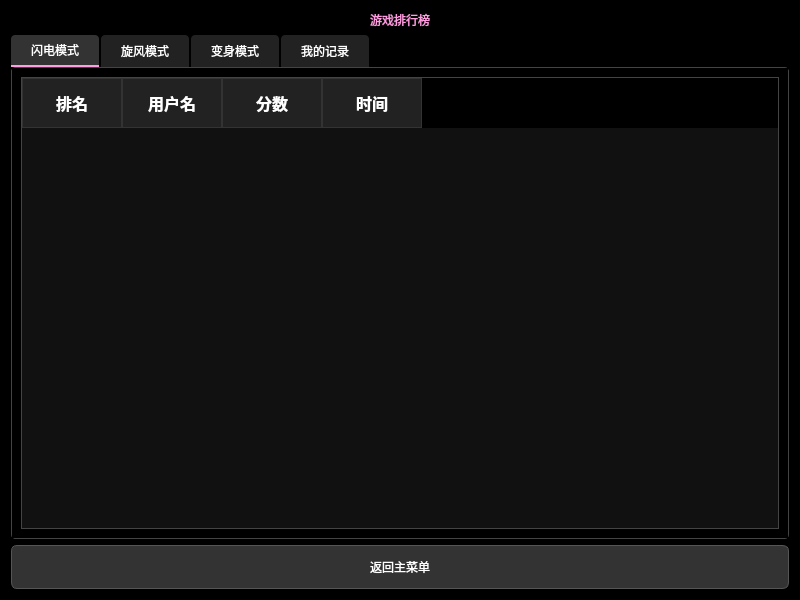
X-Hbin/game_xxl, file rankpage.ui: the form before one commit.
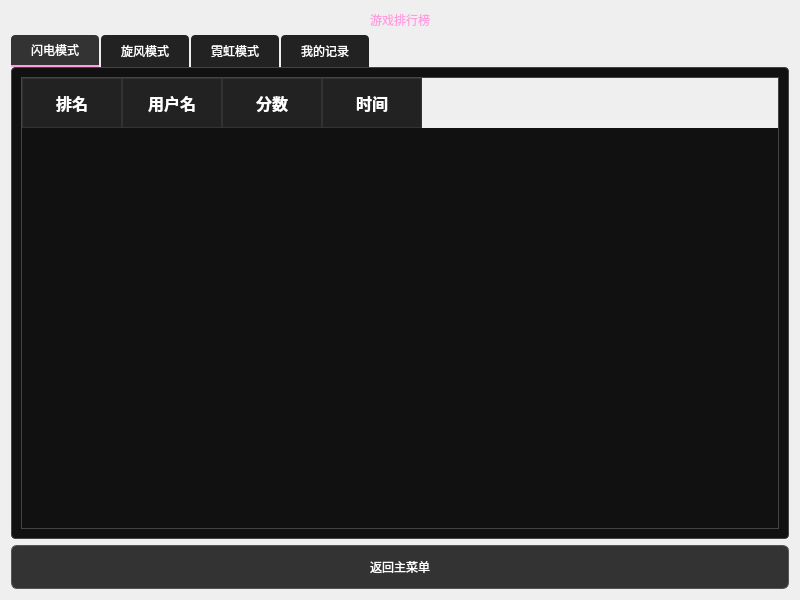
The form after the commit.

What changed in the file:
```diff
--- a/rankpage.ui
+++ b/rankpage.ui
@@ -14,7 +14,7 @@
    <string>排行榜</string>
   </property>
   <property name="styleSheet">
-   <string notr="true">background-color: #000000;</string>
+   <string notr="true"/>
   </property>
   <layout class="QVBoxLayout" name="verticalLayout">
    <item>
@@ -177,7 +177,7 @@
      </widget>
      <widget class="QWidget" name="mode3Tab">
       <attribute name="title">
-       <string>变身模式</string>
+       <string>霓虹模式</string>
       </attribute>
       <layout class="QVBoxLayout" name="verticalLayout_4">
        <item>
```
Left out of the diff: 11 changed lines with no effect on the pictures.
